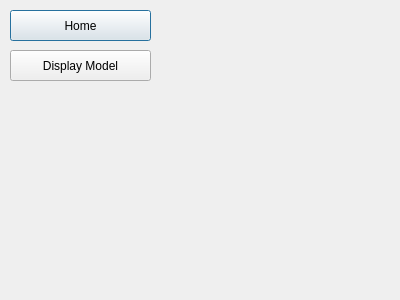
Old version of the form src/Win/Argous Qt code base/ArgouseBaseSoftware/tripdata.ui in the repository Wabinabi/Argos.
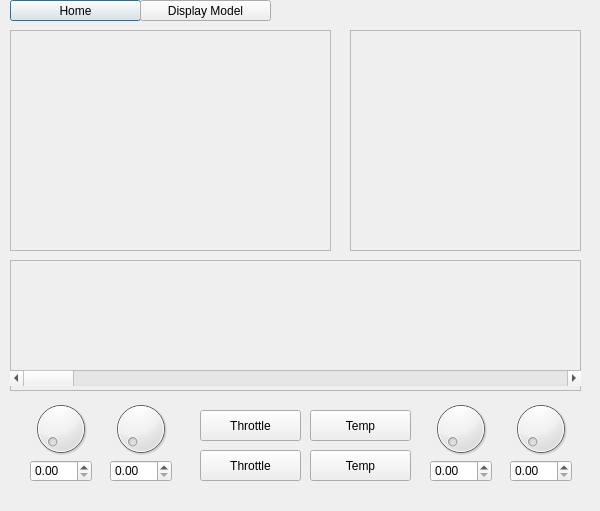
New version of the form.

Commit message: EDIT: Data model UI, ADD: Prelim 2D plotting

What changed in the file:
```diff
--- a/src/Win/Argous Qt code base/ArgouseBaseSoftware/tripdata.ui
+++ b/src/Win/Argous Qt code base/ArgouseBaseSoftware/tripdata.ui
@@ -6,8 +6,8 @@
    <rect>
     <x>0</x>
     <y>0</y>
-    <width>400</width>
-    <height>300</height>
+    <width>600</width>
+    <height>511</height>
    </rect>
   </property>
   <property name="windowTitle">
@@ -17,9 +17,9 @@
    <property name="geometry">
     <rect>
      <x>10</x>
-     <y>10</y>
-     <width>141</width>
-     <height>31</height>
+     <y>0</y>
+     <width>131</width>
+     <height>21</height>
     </rect>
    </property>
    <property name="text">
@@ -29,16 +29,209 @@
   <widget class="QPushButton" name="DisplayModel">
    <property name="geometry">
     <rect>
-     <x>10</x>
-     <y>50</y>
-     <width>141</width>
-     <height>31</height>
+     <x>140</x>
+     <y>0</y>
+     <width>131</width>
+     <height>21</height>
     </rect>
    </property>
    <property name="text">
     <string>Display Model</string>
    </property>
   </widget>
+  <widget class="QFrame" name="frame">
+   <property name="geometry">
+    <rect>
+     <x>10</x>
+     <y>30</y>
+     <width>321</width>
+     <height>221</height>
+    </rect>
+   </property>
+   <property name="frameShape">
+    <enum>QFrame::StyledPanel</enum>
+   </property>
+   <property name="frameShadow">
+    <enum>QFrame::Raised</enum>
+   </property>
+  </widget>
+  <widget class="QFrame" name="frame_2">
+   <property name="geometry">
+    <rect>
+     <x>350</x>
+     <y>30</y>
+     <width>231</width>
+     <height>221</height>
+    </rect>
+   </property>
+   <property name="frameShape">
+    <enum>QFrame::StyledPanel</enum>
+   </property>
+   <property name="frameShadow">
+    <enum>QFrame::Raised</enum>
+   </property>
+  </widget>
+  <widget class="QFrame" name="frame_3">
+   <property name="geometry">
+    <rect>
+     <x>10</x>
+     <y>260</y>
+     <width>571</width>
+     <height>131</height>
+    </rect>
+   </property>
+   <property name="frameShape">
+    <enum>QFrame::StyledPanel</enum>
+   </property>
+   <property name="frameShadow">
+    <enum>QFrame::Raised</enum>
+   </property>
+   <widget class="QScrollBar" name="horizontalScrollBar">
+    <property name="geometry">
+     <rect>
+      <x>0</x>
+      <y>110</y>
+      <width>571</width>
+      <height>16</height>
+     </rect>
+    </property>
+    <property name="orientation">
+     <enum>Qt::Horizontal</enum>
+    </property>
+   </widget>
+  </widget>
+  <widget class="QPushButton" name="pushButton">
+   <property name="geometry">
+    <rect>
+     <x>310</x>
+     <y>410</y>
+     <width>101</width>
+     <height>31</height>
+    </rect>
+   </property>
+   <property name="text">
+    <string>Temp</string>
+   </property>
+  </widget>
+  <widget class="QPushButton" name="pushButton_3">
+   <property name="geometry">
+    <rect>
+     <x>200</x>
+     <y>410</y>
+     <width>101</width>
+     <height>31</height>
+    </rect>
+   </property>
+   <property name="text">
+    <string>Throttle</string>
+   </property>
+  </widget>
+  <widget class="QDial" name="dial">
+   <property name="geometry">
+    <rect>
+     <x>30</x>
+     <y>393</y>
+     <width>61</width>
+     <height>71</height>
+    </rect>
+   </property>
+  </widget>
+  <widget class="QDoubleSpinBox" name="doubleSpinBox">
+   <property name="geometry">
+    <rect>
+     <x>30</x>
+     <y>460</y>
+     <width>62</width>
+     <height>22</height>
+    </rect>
+   </property>
+  </widget>
+  <widget class="QDial" name="dial_2">
+   <property name="geometry">
+    <rect>
+     <x>110</x>
+     <y>393</y>
+     <width>61</width>
+     <height>71</height>
+    </rect>
+   </property>
+  </widget>
+  <widget class="QDoubleSpinBox" name="doubleSpinBox_2">
+   <property name="geometry">
+    <rect>
+     <x>110</x>
+     <y>460</y>
+     <width>62</width>
+     <height>22</height>
+    </rect>
+   </property>
+  </widget>
+  <widget class="QDial" name="dial_3">
+   <property name="geometry">
+    <rect>
+     <x>430</x>
+     <y>393</y>
+     <width>61</width>
+     <height>71</height>
+    </rect>
+   </property>
+  </widget>
+  <widget class="QDoubleSpinBox" name="doubleSpinBox_3">
+   <property name="geometry">
+    <rect>
+     <x>510</x>
+     <y>460</y>
+     <width>62</width>
+     <height>22</height>
+    </rect>
+   </property>
+  </widget>
+  <widget class="QDial" name="dial_4">
+   <property name="geometry">
+    <rect>
+     <x>510</x>
+     <y>393</y>
+     <width>61</width>
+     <height>71</height>
+    </rect>
+   </property>
+  </widget>
+  <widget class="QDoubleSpinBox" name="doubleSpinBox_4">
+   <property name="geometry">
+    <rect>
+     <x>430</x>
+     <y>460</y>
+     <width>62</width>
+     <height>22</height>
+    </rect>
+   </property>
+  </widget>
+  <widget class="QPushButton" name="pushButton_5">
+   <property name="geometry">
+    <rect>
+     <x>200</x>
+     <y>450</y>
+     <width>101</width>
+     <height>31</height>
+    </rect>
+   </property>
+   <property name="text">
+    <string>Throttle</string>
+   </property>
+  </widget>
+  <widget class="QPushButton" name="pushButton_6">
+   <property name="geometry">
+    <rect>
+     <x>310</x>
+     <y>450</y>
+     <width>101</width>
+     <height>31</height>
+    </rect>
+   </property>
+   <property name="text">
+    <string>Temp</string>
+   </property>
+  </widget>
  </widget>
  <resources/>
  <connections/>
```
The commit also changes 5 other files.
